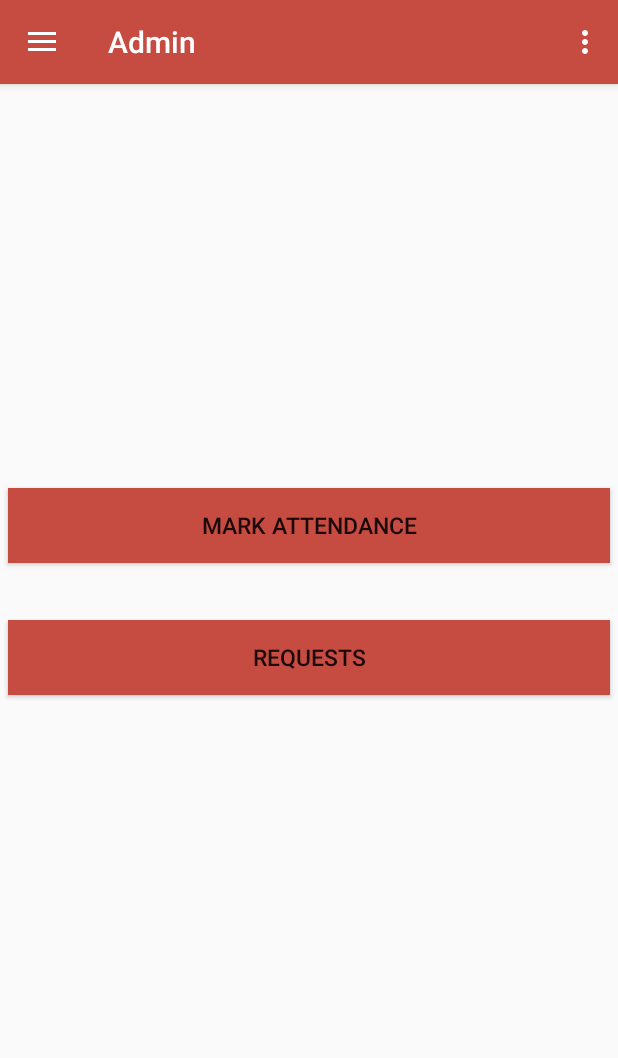
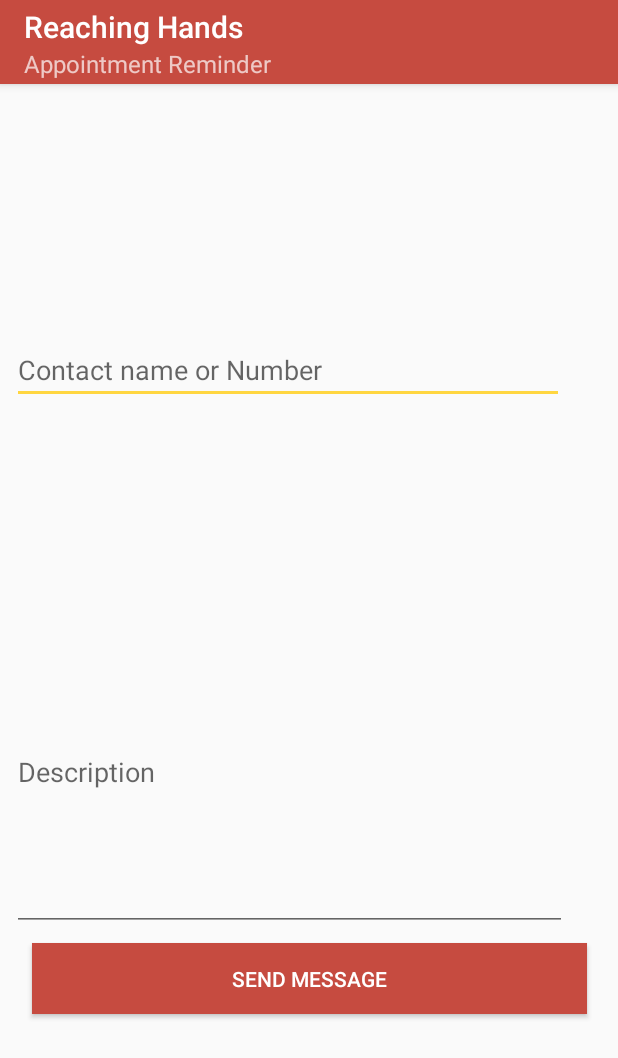
Before and after one commit to tripti27/NGO_Project, an Android app: the MainActivity screen opened directly, with no data from a screen before it, after a tap on "Reminder", on a phone screen of 412 x 824 dp. Shown: the top 1058 px of the screen. Run offline under Robolectric (Android 15) with nearby library versions, the phone set to English and light mode, and no system bars; our stand-ins replace Volley; network calls fail; 1 other tap on this screen came first.

Commit message:
Reminder

```diff
--- a/ReachingHands/app/src/main/java/com/cfg/reachinghands/MainActivity.java
+++ b/ReachingHands/app/src/main/java/com/cfg/reachinghands/MainActivity.java
@@ -95,12 +95,26 @@ public class MainActivity extends AppCompatActivity
         int id = item.getItemId();
 
         if (id == R.id.nav_attendance) {
+            int i = getData();
+            if(i==1) {
+                Intent intent = new Intent(MainActivity.this, AttendanceActivity.class);
+                startActivity(intent);
+            }
 
         } else if (id == R.id.nav_purchase) {
+            int i = getData();
+            if(i==2) {
+                startActivity(new Intent(MainActivity.this, RequestActivity.class));
+            }
 
         } else if (id == R.id.nav_records) {
 
         } else if (id == R.id.nav_reminder) {
+            startActivity(new Intent(MainActivity.this, ReminderActivity.class));
+
+        } else if (id == R.id.nav_share) {
+
+        } else if (id == R.id.nav_send) {
 
         }
 
--- a/ReachingHands/app/src/main/java/com/cfg/reachinghands/ReminderActivity.java
+++ b/ReachingHands/app/src/main/java/com/cfg/reachinghands/ReminderActivity.java
@@ -9,5 +9,9 @@ public class ReminderActivity extends AppCompatActivity {
     protected void onCreate(Bundle savedInstanceState) {
         super.onCreate(savedInstanceState);
         setContentView(R.layout.activity_reminder);
+        getSupportActionBar().setTitle("Reaching Hands");
+        getSupportActionBar().setSubtitle("Appointment Reminder");
+
+
     }
 }
--- a/ReachingHands/app/src/main/res/layout/activity_login.xml
+++ b/ReachingHands/app/src/main/res/layout/activity_login.xml
@@ -74,6 +74,7 @@
             android:layout_width="match_parent"
             android:layout_height="wrap_content"
             android:text="LOGIN"
+            android:textColor="@color/colorWhite"
             android:onClick="onClick"
             android:id="@+id/login"
             android:textAlignment="center"
@@ -82,6 +83,7 @@
             android:layout_marginTop="10dp"
             android:layout_width="match_parent"
             android:layout_height="wrap_content"
+            android:textColor="@color/colorWhite"
             android:text="SIGN UP"
             android:onClick="onClick"
             android:id="@+id/signup"
--- a/ReachingHands/app/src/main/res/layout/activity_reminder.xml
+++ b/ReachingHands/app/src/main/res/layout/activity_reminder.xml
@@ -6,4 +6,47 @@
     android:layout_height="match_parent"
     tools:context="com.cfg.reachinghands.ReminderActivity">
 
+    <EditText
+        android:layout_width="368dp"
+        android:layout_height="wrap_content"
+        android:hint="Contact name or Number"
+        app:layout_constraintTop_toTopOf="parent"
+        android:layout_marginTop="35dp"
+        android:layout_marginLeft="8dp"
+        app:layout_constraintLeft_toLeftOf="parent"
+        android:layout_marginRight="8dp"
+        app:layout_constraintRight_toRightOf="parent"
+        app:layout_constraintHorizontal_bias="0.0"
+        android:layout_marginBottom="8dp"
+        app:layout_constraintBottom_toTopOf="@+id/editText"
+        android:layout_marginStart="8dp"
+        android:layout_marginEnd="8dp" />
+    <EditText
+        android:hint="Description"
+        android:layout_height="211dp"
+        android:layout_width="370dp"
+        android:layout_marginRight="8dp"
+        app:layout_constraintRight_toRightOf="parent"
+        android:layout_marginLeft="8dp"
+        app:layout_constraintLeft_toLeftOf="parent"
+        android:id="@+id/editText"
+        android:layout_marginStart="8dp"
+        android:layout_marginEnd="8dp"
+        app:layout_constraintHorizontal_bias="0.0"
+        android:layout_marginBottom="8dp"
+        app:layout_constraintBottom_toTopOf="@+id/button" />
+    <Button
+        android:layout_width="370dp"
+        android:layout_height="47dp"
+        android:id="@+id/button"
+        app:layout_constraintBottom_toBottomOf="parent"
+        android:layout_marginBottom="148dp"
+        android:layout_marginLeft="8dp"
+        app:layout_constraintLeft_toLeftOf="parent"
+        android:layout_marginRight="8dp"
+        app:layout_constraintRight_toRightOf="parent"
+        android:text="SEND MESSAGE"
+        android:background="@color/colorPrimary"
+        android:textColor="@color/colorWhite"/>
+
 </android.support.constraint.ConstraintLayout>
--- a/ReachingHands/app/src/main/res/layout/activity_sign_up.xml
+++ b/ReachingHands/app/src/main/res/layout/activity_sign_up.xml
@@ -118,6 +118,7 @@
         android:layout_marginTop="10dp"
         android:background="@color/colorPrimary"
         android:onClick="signup1"
+        android:textColor="@color/colorWhite"
         android:text="SIGNUP"
         android:textSize="20dp" />
 
--- a/ReachingHands/app/src/main/res/layout/content_main.xml
+++ b/ReachingHands/app/src/main/res/layout/content_main.xml
@@ -25,6 +25,7 @@
         android:layout_marginEnd="8dp"
         android:id="@+id/attendance"
         android:text="MARK ATTENDANCE"
+        android:textColor="@color/colorWhite"
         android:textSize="15dp"
         android:onClick="onClick"
         />
@@ -35,6 +36,7 @@
         android:background="@color/colorPrimary"
         android:layout_margin="5dp"
         android:layout_marginRight="8dp"
+        android:textColor="@color/colorWhite"
         app:layout_constraintRight_toRightOf="parent"
         android:layout_marginLeft="8dp"
         app:layout_constraintLeft_toLeftOf="parent"
--- a/ReachingHands/app/src/main/res/menu/activity_main_drawer.xml
+++ b/ReachingHands/app/src/main/res/menu/activity_main_drawer.xml
@@ -21,11 +21,11 @@
             <item
                 android:id="@+id/nav_share"
                 android:icon="@drawable/ic_menu_share"
-                android:title="Share" />
+                android:title= "Share"/>
             <item
                 android:id="@+id/nav_send"
                 android:icon="@drawable/ic_menu_send"
-                android:title="Send" />
+                android:title="Send Message" />
         </menu>
     </item>
 
```
